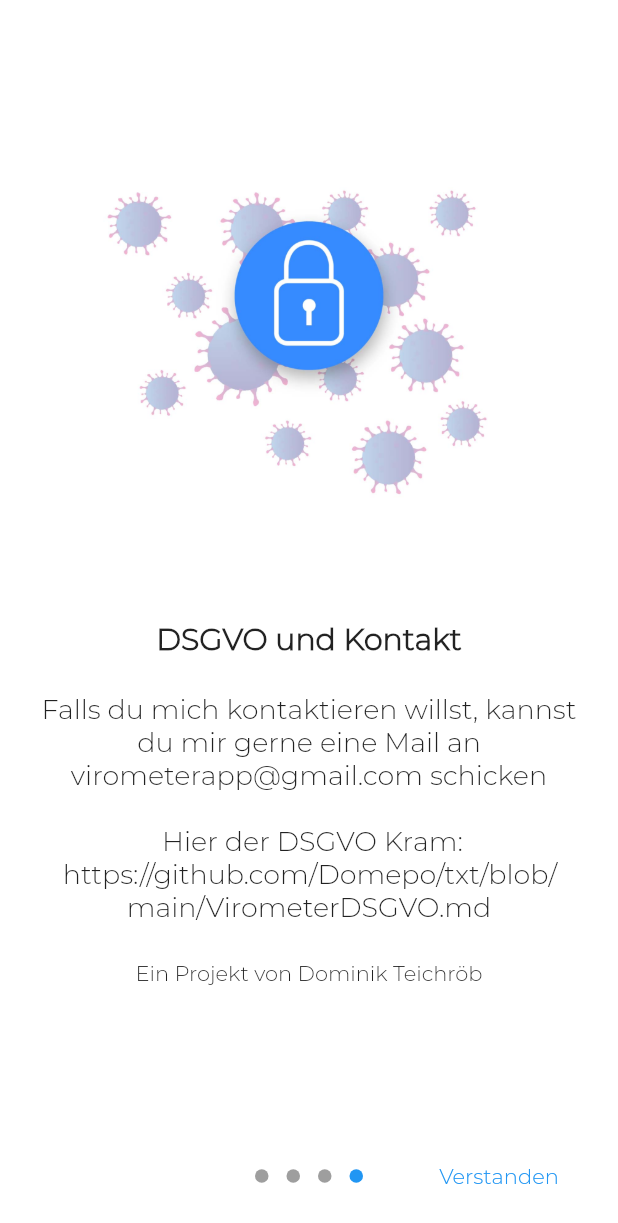
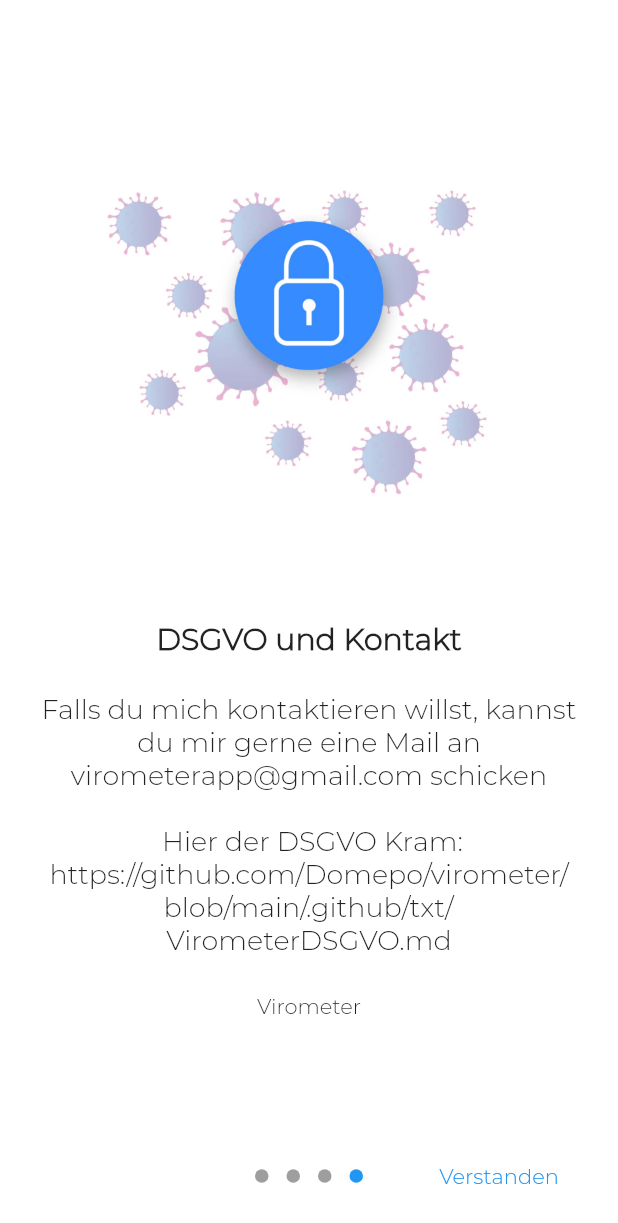
Before and after one commit to Domepo/virometer, a Flutter app: the screen it shows after launch, swiped to page 4, on a phone screen of 412 x 824 dp. Shown: the top 1223 px of the screen. Run offline on Flutter 3.47's test engine with Material 2 defaults, Android fonts, the phone set to English and light mode, and no system bars; drawn by our look-alikes of introduction_screen; our stand-ins replace hive; missing offline and left inert: latinize; accounts and stored records are empty; generated files the repository leaves out were written again.

Commit message:
Update main.dart

```diff
--- a/lib/main.dart
+++ b/lib/main.dart
@@ -57,8 +57,8 @@ class _ViroAppState extends State<ViroApp> {
         image: Image.asset("assets/images/DSGVO.jpg"),
         title: "DSGVO und Kontakt",
         body:
-            "Falls du mich kontaktieren willst, kannst du mir gerne eine Mail an virometerapp@gmail.com schicken \n \n Hier der DSGVO Kram:\nhttps://github.com/Domepo/txt/blob/main/VirometerDSGVO.md",
-        footer: Text("Ein Projekt von Dominik Teichröb"),
+            "Falls du mich kontaktieren willst, kannst du mir gerne eine Mail an virometerapp@gmail.com schicken \n \n Hier der DSGVO Kram:\nhttps://github.com/Domepo/virometer/blob/main/.github/txt/VirometerDSGVO.md",
+        footer: Text("Virometer"),
       ),
     ];
   }
```
